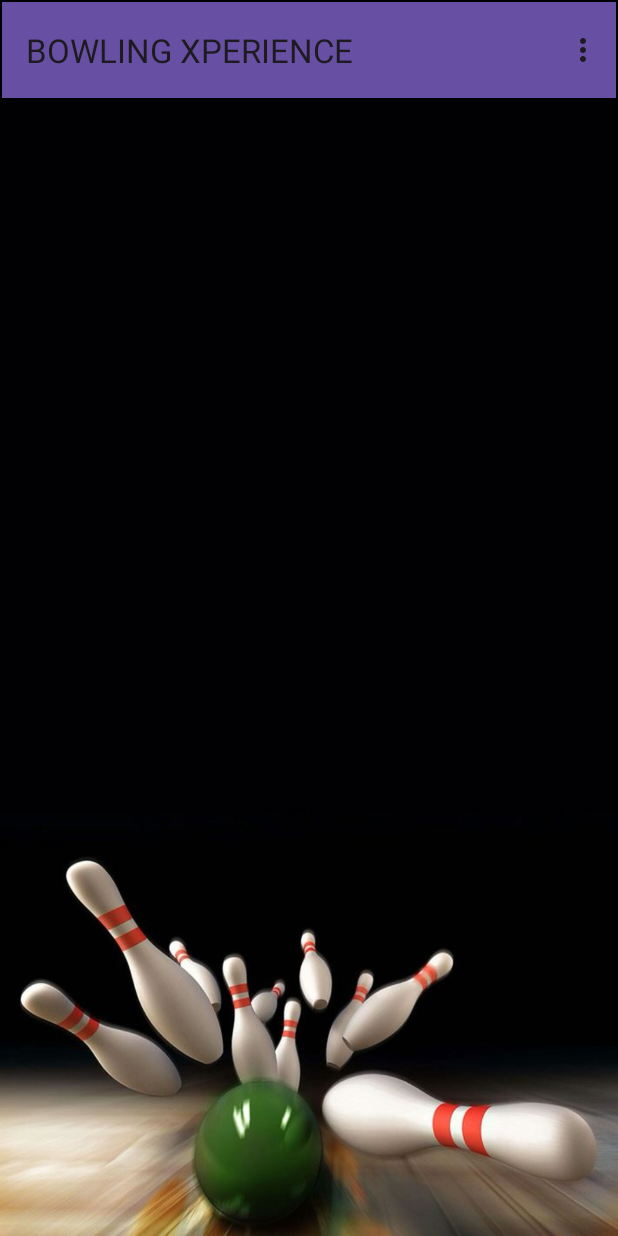
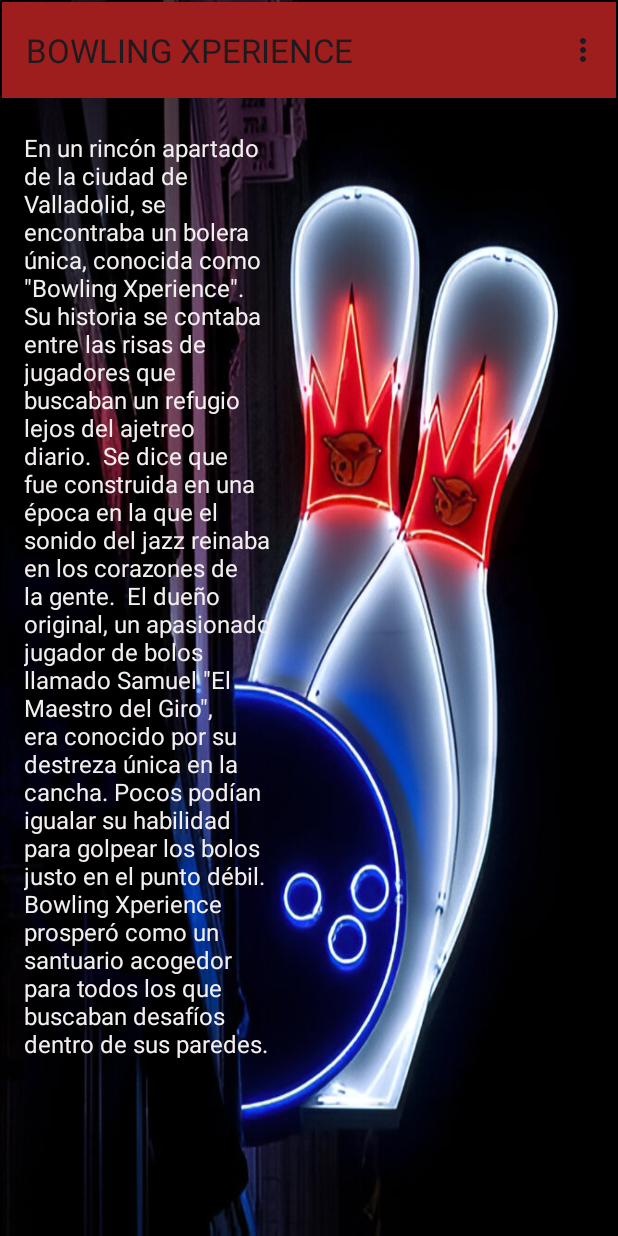
Before and after one commit to collantes21/BoleraApp, an Android app: the PantallaPrincipal screen opened directly, with no data from a screen before it, on a phone screen of 412 x 824 dp. Run offline under Robolectric (Android 15) with nearby library versions, the phone set to English and light mode, and no system bars.

```diff
--- a/app/src/main/java/com/example/boleraapp/PantallaLogIn.java
+++ b/app/src/main/java/com/example/boleraapp/PantallaLogIn.java
@@ -51,7 +51,7 @@ public class PantallaLogIn extends AppCompatActivity {
 
     public void atras(View view){
 
-        Intent i=new Intent(this, MainActivity.class);
+        Intent i=new Intent(this, PantallaRegistroLogin.class);
 
         startActivity(i);
     }
--- a/app/src/main/res/layout/activity_main.xml
+++ b/app/src/main/res/layout/activity_main.xml
@@ -5,7 +5,7 @@
     android:layout_width="match_parent"
     android:layout_height="match_parent"
     android:background="@drawable/bolos"
-    tools:context=".MainActivity">
+    tools:context=".PantallaRegistroLogin">
 
     <Button
         android:id="@+id/button"
--- a/app/src/main/res/layout/activity_pantalla_principal.xml
+++ b/app/src/main/res/layout/activity_pantalla_principal.xml
@@ -4,7 +4,7 @@
     xmlns:tools="http://schemas.android.com/tools"
     android:layout_width="match_parent"
     android:layout_height="match_parent"
-    android:background="@drawable/bolos"
+    android:background="@drawable/pantallaprincipal"
     tools:context=".PantallaPrincipal">
 
     <androidx.appcompat.widget.Toolbar
@@ -16,10 +16,27 @@
         android:layout_marginTop="1dp"
         android:layout_marginEnd="1dp"
         android:layout_marginRight="1dp"
-        android:background="?attr/colorPrimary"
+        android:layout_marginBottom="22dp"
+        android:background="#9E1D1D"
         android:minHeight="?attr/actionBarSize"
         android:theme="?attr/actionBarTheme"
+        app:layout_constraintBottom_toTopOf="@+id/textView"
         app:layout_constraintEnd_toEndOf="parent"
         app:layout_constraintStart_toStartOf="parent"
         app:layout_constraintTop_toTopOf="parent" />
+
+    <TextView
+        android:id="@+id/textView"
+        android:layout_width="171dp"
+        android:layout_height="0dp"
+        android:layout_marginStart="16dp"
+        android:layout_marginLeft="16dp"
+        android:layout_marginBottom="1dp"
+        android:text="En un rincón apartado de la ciudad de Valladolid, se encontraba un bolera única, conocida como &quot;Bowling Xperience&quot;. Su historia se contaba entre las risas de jugadores que buscaban un refugio lejos del ajetreo diario.  Se dice que fue construida en una época en la que el sonido del jazz reinaba en los corazones de la gente.  El dueño original, un apasionado jugador de bolos llamado Samuel &quot;El Maestro del Giro&quot;, era conocido por su destreza única en la cancha. Pocos podían igualar su habilidad para golpear los bolos justo en el punto débil. Bowling Xperience prosperó como un santuario acogedor para todos los que buscaban desafíos dentro de sus paredes."
+        android:textColor="#F3EFEF"
+        android:textSize="16sp"
+        app:layout_constraintBottom_toBottomOf="parent"
+        app:layout_constraintStart_toStartOf="parent"
+        app:layout_constraintTop_toBottomOf="@+id/toolbar" />
+
 </androidx.constraintlayout.widget.ConstraintLayout>
--- a/app/src/main/res/menu/menuopciones.xml
+++ b/app/src/main/res/menu/menuopciones.xml
@@ -2,7 +2,13 @@
 <menu xmlns:app="http://schemas.android.com/apk/res-auto"
     xmlns:android="http://schemas.android.com/apk/res/android">
 
-    <item android:title="Reserva pista" />
-    <item android:title="Restaurante" />
-    <item android:title="Localizacion" />
+    <item
+        android:id="@+id/reserva"
+        android:title="Reserva" />
+    <item
+        android:id="@+id/localizacion"
+        android:title="Localizacion" />
+    <item
+        android:id="@+id/restaurante"
+        android:title="Restaurante" />
 </menu>
```
Also changed, not shown: app/src/main/AndroidManifest.xml (+7 -1 lines), app/src/main/java/com/example/boleraapp/PantallaPrincipal.java (+33 -1 lines), app/src/main/java/com/example/boleraapp/PantallaRegistro.java (+28 -5 lines), app/src/main/java/com/example/boleraapp/PantallaRegistroLogin.java (renamed from app/src/main/java/com/example/boleraapp/MainActivity.java, +4 -4 lines), app/src/main/java/com/example/boleraapp/PantallaReservaPista.java (added, +14 -0 lines), app/src/main/java/com/example/boleraapp/PantallaUbicacion.java (added, +14 -0 lines), app/src/main/java/com/example/boleraapp/Usuario.java (deleted, +0 -28 lines), app/src/main/res/layout/activity_pantalla_reserva_pista.xml (added, +32 -0 lines), app/src/main/res/layout/activity_pantalla_ubicacion.xml (added, +9 -0 lines), app/src/main/res/drawable/pantallaprincipal.png (added), app/src/main/res/drawable/reservapista.png (added).
